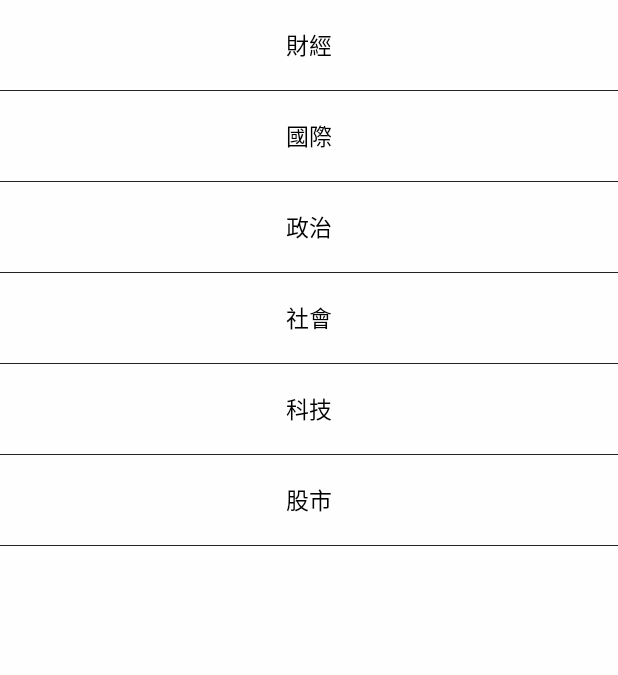
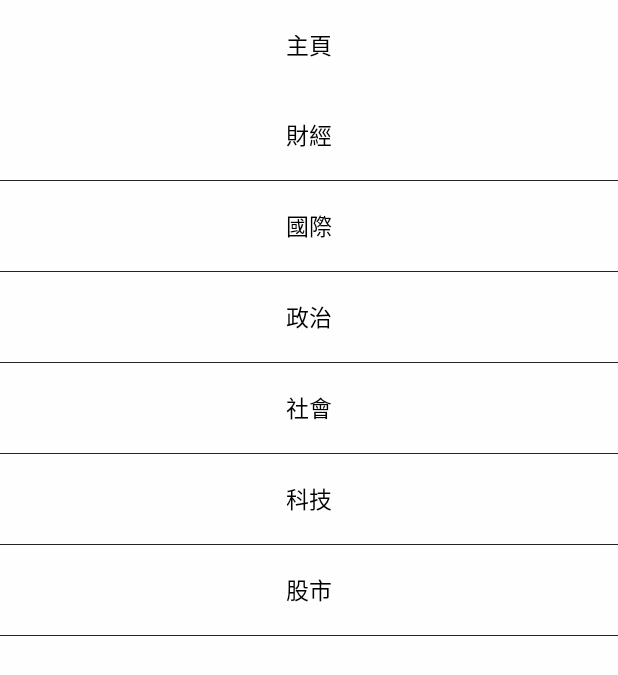
Before and after one commit to fiveshit/News_project, an Android app: the screen it shows after launch (MainActivity), on a phone screen of 412 x 824 dp. Shown: the top 675 px of the screen. Run offline under Robolectric (Android 15) with nearby library versions, the phone set to English and light mode, and no system bars.

Commit message:
add title bar

```diff
--- a/app/src/main/java/com/factory/news/MainActivity.java
+++ b/app/src/main/java/com/factory/news/MainActivity.java
@@ -6,6 +6,7 @@ import android.content.Intent;
 import android.net.Uri;
 import android.os.Bundle;
 import android.app.Activity;
+import android.widget.AbsListView;
 import android.widget.ListView;
 
 import java.util.ArrayList;
@@ -16,6 +17,8 @@ import android.util.Log;
 
 import android.view.View;
 import android.widget.AdapterView;
+import android.widget.RelativeLayout;
+import android.widget.TextView;
 import android.widget.Toast;
 
 import org.jsoup.Jsoup;
@@ -26,6 +29,7 @@ public class MainActivity extends Activity {
 
     public String TAG = "INX_Factory_UI";
     private ListView listView = null;
+    private TextView header = null;
     // Item info class
     private Finance_list finance_info = null;
     private Internationality_list Internationality_info = null;
@@ -101,7 +105,6 @@ public class MainActivity extends Activity {
 
 
         };
-
         // other list
         adapter = new MyAdapter(list, this);
         // item list
@@ -111,8 +114,28 @@ public class MainActivity extends Activity {
         Society_info = new Society_list(list, this);
         Technology_info = new Technology_list(list, this);
         Stock_info = new Stock_list(list, this);
-        listView = findViewById(R.id.factory_ui_list);
+        header = (TextView)findViewById(R.id.id_tvTitle);
+        header.setText("主頁");
+        listView = (ListView)findViewById(R.id.factory_ui_list);
         listView.setAdapter(adapter); //將設定好的 adapter 丟進 ListView
+        listView.setOnScrollListener(new AbsListView.OnScrollListener() {
+            @Override
+            public void onScrollStateChanged(AbsListView view, int scrollState) {
+
+            }
+
+            @Override
+            public void onScroll(AbsListView view, int firstVisibleItem, int visibleItemCount, int totalItemCount) {
+                Log.d(TAG, "firstVisibleItem : " + firstVisibleItem + " visibleItemCount :" + visibleItemCount);
+                //if(firstVisibleItem > 0){
+                //    view.setVisibility(view.VISIBLE);
+                //}else {
+                //   view.setVisibility(View.GONE);
+                //}
+            }
+        });
+
+
         listView.setOnItemClickListener(new AdapterView.OnItemClickListener() {
             @Override
             public void onItemClick(AdapterView<?> adapterView, View view, int index, long l) {
@@ -177,9 +200,25 @@ public class MainActivity extends Activity {
         });
 
 
+
+
     }
 
+    private AbsListView.OnScrollListener onScrollChangeListener = new AbsListView.OnScrollListener() {
+        @Override
+        public void onScrollStateChanged(AbsListView view, int scrollState) {
 
+        }
+
+        @Override
+        public void onScroll(AbsListView view, int firstVisibleItem, int visibleItemCount, int totalItemCount) {
+            if(firstVisibleItem > 0){
+                listView.setVisibility(View.VISIBLE);
+            }else{
+                listView.setVisibility(View.GONE);
+            }
+        }
+    };
     @Override
     public void onBackPressed() {
 
@@ -247,23 +286,30 @@ public class MainActivity extends Activity {
 
         list.clear();
         if (level_status == MAIN_INFO) {
+            header.setText("主頁");
             factory_list();
         } else if (level_status == FINANCE_INFO) {
+            header.setText("財經");
             finance_info.Set_Finance_function();
             finance_info.finance_list();
         } else if (level_status == INTERNATION_INFO) {
+            header.setText("國際");
             Internationality_info.Set_Internationality_function();
             Internationality_info.internationality_list();
         } else if (level_status == POLITICAL_INFO) {
+            header.setText("政治");
             Politics_info.Set_Politics_function();
             Politics_info.politics_list();
         } else if (level_status == SOCIETY_INFO) {
+            header.setText("社會");
             Society_info.Set_Society_function();
             Society_info.society_list();
         } else if (level_status == TECH_INFO) {
+            header.setText("科技");
             Technology_info.Set_Technology_function();
             Technology_info.technology_list();
         } else if (level_status == STOCK_INFO) {
+            header.setText("股市");
             Stock_info.Set_Stock_function();
             Stock_info.stock_list();
         }
--- a/app/src/main/res/layout/activity_main.xml
+++ b/app/src/main/res/layout/activity_main.xml
@@ -5,10 +5,20 @@
     android:layout_height="match_parent"
     android:background="#fefefe"
     tools:context="com.factory.news.MainActivity">
+    <TextView
+        android:id="@+id/id_tvTitle"
+        android:layout_width="match_parent"
+        android:layout_height="60dp"
+        android:gravity="center"
+        android:textColor="#000000"
+        android:textSize="15sp"
+        />
 
     <ListView
         android:id="@+id/factory_ui_list"
         android:layout_width="match_parent"
-        android:layout_height="match_parent"></ListView>
+        android:layout_height="671dp"
+        android:layout_below="@+id/id_tvTitle"
+        android:layout_marginTop="0dp"></ListView>
 
 </RelativeLayout>
```
